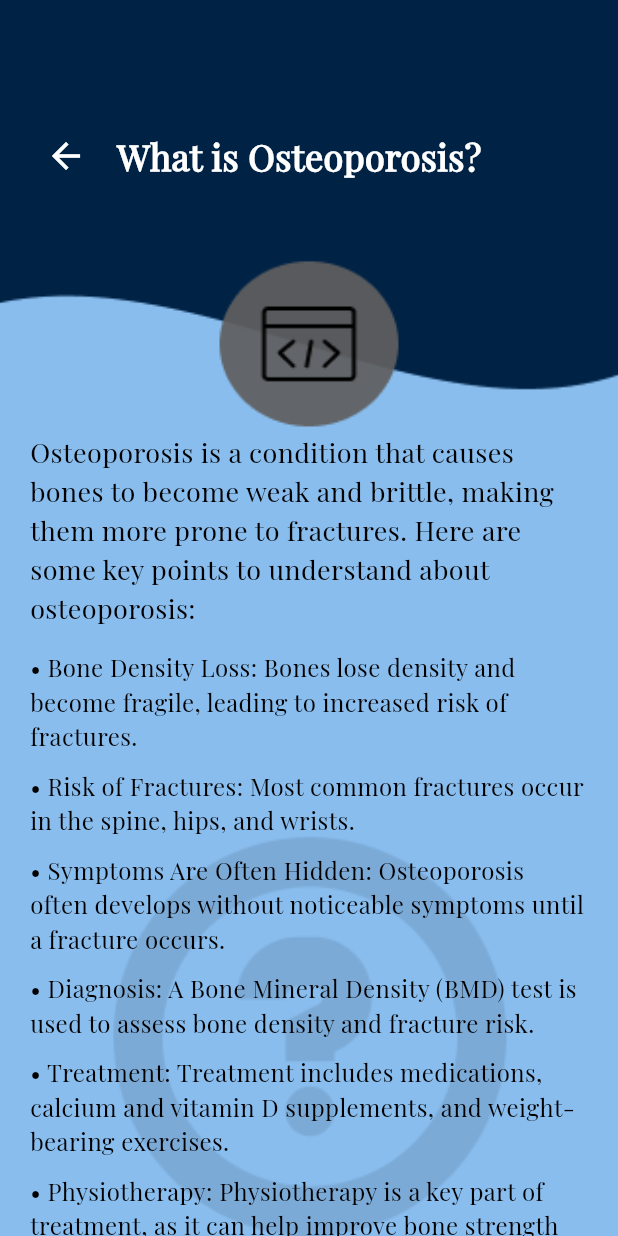
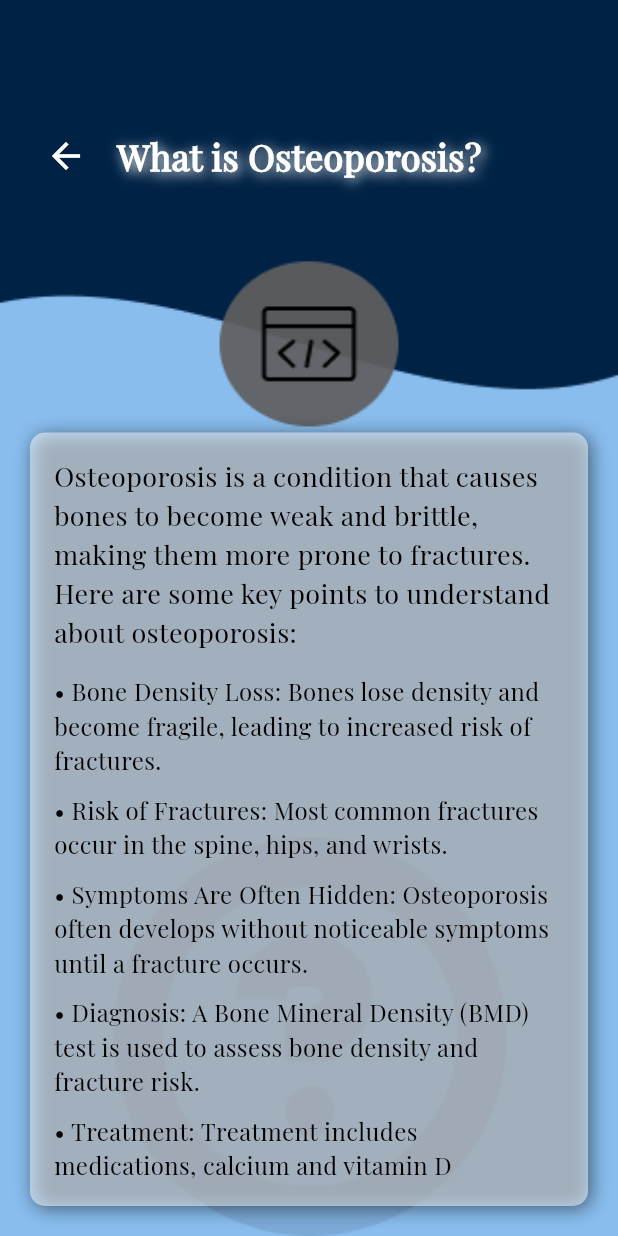
Before and after one commit to PramudiWalakuluarachchi01/BoneCare, a Flutter app: the OsteoporosisdetailsScreen screen opened directly, on a phone screen of 412 x 824 dp. Run offline on Flutter 3.47's test engine with Material 3 defaults, Android fonts, the phone set to English and light mode, and no system bars; our stand-ins replace circle_nav_bar, flutter_secure_storage, font_awesome_flutter, image_picker, liquid_pull_to_refresh, logger and 3 more; accounts and stored records are empty; network calls fail.

```diff
--- a/lib/screens/monthlyprogress_screen/monthlyprogress_screen.dart
+++ b/lib/screens/monthlyprogress_screen/monthlyprogress_screen.dart
@@ -257,7 +257,7 @@ class _MonthlyprogressScreenState extends State<MonthlyprogressScreen> {
                       const EdgeInsets.symmetric(horizontal: 20, vertical: 10),
                   child: ElevatedButton(
                     style: ElevatedButton.styleFrom(
-                      backgroundColor: Colors.green[700],
+                      backgroundColor: const Color.fromARGB(255, 2, 55, 99),
                       minimumSize: Size(double.infinity, 50),
                       shape: RoundedRectangleBorder(
                         borderRadius: BorderRadius.circular(12),
--- a/lib/screens/osteoporosisdetails_screen/osteoporosisdetails_screen.dart
+++ b/lib/screens/osteoporosisdetails_screen/osteoporosisdetails_screen.dart
@@ -10,7 +10,8 @@ class OsteoporosisdetailsScreen extends StatefulWidget {
       _OsteoporosisdetailsScreenState();
 }
 
-class _OsteoporosisdetailsScreenState extends State<OsteoporosisdetailsScreen> {
+class _OsteoporosisdetailsScreenState
+    extends State<OsteoporosisdetailsScreen> {
   @override
   Widget build(BuildContext context) {
     return Scaffold(
@@ -20,8 +21,8 @@ class _OsteoporosisdetailsScreenState extends State<OsteoporosisdetailsScreen> {
           // Full-screen image
           Positioned.fill(
             child: Image.asset(
-              'assets/images/pic10.png', // Your image
-              fit: BoxFit.cover, // Ensures the image covers the entire screen
+              'assets/images/pic10.png',
+              fit: BoxFit.cover,
             ),
           ),
 
@@ -35,19 +36,27 @@ class _OsteoporosisdetailsScreenState extends State<OsteoporosisdetailsScreen> {
               child: Row(
                 children: [
                   IconButton(
-                    icon: const Icon(Icons.arrow_back, color: Colors.white, size: 28),
+                    icon: const Icon(Icons.arrow_back,
+                        color: Colors.white, size: 28),
                     onPressed: () {
-                      Navigator.pop(context); // Navigates back to Home Screen
+                      Navigator.pop(context);
                     },
                   ),
-                  const SizedBox(width: 10), // Space between the back button and the title text
+                  const SizedBox(width: 10),
                   const Text(
                     'What is Osteoporosis?',
                     style: TextStyle(
                       fontSize: 24,
                       fontFamily: 'Playfairdisplay',
                       fontWeight: FontWeight.bold,
-                      color: Colors.white, // White text for contrast
+                      color: Colors.white,
+                      shadows: [
+                        Shadow(
+                          blurRadius: 10,
+                          color: Colors.white,
+                          offset: Offset(2, 2),
+                        ),
+                      ],
                     ),
                   ),
                 ],
@@ -55,21 +64,34 @@ class _OsteoporosisdetailsScreenState extends State<OsteoporosisdetailsScreen> {
             ),
           ),
 
-          // Content over the image
+          // Content inside styled container
           Positioned(
-            top: MediaQuery.of(context).size.height * 0.35, // Adjust vertical position
+            top: MediaQuery.of(context).size.height * 0.35,
             left: 20,
             right: 20,
+            bottom: 20,
+            child: Container(
+              padding: const EdgeInsets.all(16),
+              decoration: BoxDecoration(
+          color: const Color.fromARGB(129, 253, 254, 255),
+          borderRadius: BorderRadius.circular(10),
+          boxShadow: [
+            BoxShadow(
+              blurRadius: 10,
+              color: Colors.black.withOpacity(0.5),
+              offset: Offset(2, 2),
+            ),
+          ],
+        ),
               child: SingleChildScrollView(
                 child: Column(
-                children: [
+                  children: const [
                     Text(
                       'Osteoporosis is a condition that causes bones to become weak and brittle, making them more prone to fractures. Here are some key points to understand about osteoporosis:',
                       style: TextStyle(
                         fontSize: 18,
-                      color: Colors.black, // Black text
+                        color: Colors.black,
                         fontFamily: 'Playfairdisplay',
-                      fontWeight: FontWeight.normal,
                       ),
                     ),
                     SizedBox(height: 15),
@@ -77,9 +99,8 @@ class _OsteoporosisdetailsScreenState extends State<OsteoporosisdetailsScreen> {
                       '• Bone Density Loss: Bones lose density and become fragile, leading to increased risk of fractures.',
                       style: TextStyle(
                         fontSize: 16,
-                      color: Colors.black, // Black text
+                        color: Colors.black,
                         fontFamily: 'Playfairdisplay',
-                      fontWeight: FontWeight.normal,
                       ),
                     ),
                     SizedBox(height: 10),
@@ -87,9 +108,8 @@ class _OsteoporosisdetailsScreenState extends State<OsteoporosisdetailsScreen> {
                       '• Risk of Fractures: Most common fractures occur in the spine, hips, and wrists.',
                       style: TextStyle(
                         fontSize: 16,
-                      color: Colors.black, // Black text
+                        color: Colors.black,
                         fontFamily: 'Playfairdisplay',
-                      fontWeight: FontWeight.normal,
                       ),
                     ),
                     SizedBox(height: 10),
@@ -97,9 +117,8 @@ class _OsteoporosisdetailsScreenState extends State<OsteoporosisdetailsScreen> {
                       '• Symptoms Are Often Hidden: Osteoporosis often develops without noticeable symptoms until a fracture occurs.',
                       style: TextStyle(
                         fontSize: 16,
-                      color: Colors.black, // Black text
+                        color: Colors.black,
                         fontFamily: 'Playfairdisplay',
-                      fontWeight: FontWeight.normal,
                       ),
                     ),
                     SizedBox(height: 10),
@@ -107,9 +126,8 @@ class _OsteoporosisdetailsScreenState extends State<OsteoporosisdetailsScreen> {
                       '• Diagnosis: A Bone Mineral Density (BMD) test is used to assess bone density and fracture risk.',
                       style: TextStyle(
                         fontSize: 16,
-                      color: Colors.black, // Black text
+                        color: Colors.black,
                         fontFamily: 'Playfairdisplay',
-                      fontWeight: FontWeight.normal,
                       ),
                     ),
                     SizedBox(height: 10),
@@ -117,9 +135,8 @@ class _OsteoporosisdetailsScreenState extends State<OsteoporosisdetailsScreen> {
                       '• Treatment: Treatment includes medications, calcium and vitamin D supplements, and weight-bearing exercises.',
                       style: TextStyle(
                         fontSize: 16,
-                      color: Colors.black, // Black text
+                        color: Colors.black,
                         fontFamily: 'Playfairdisplay',
-                      fontWeight: FontWeight.normal,
                       ),
                     ),
                     SizedBox(height: 10),
@@ -127,13 +144,13 @@ class _OsteoporosisdetailsScreenState extends State<OsteoporosisdetailsScreen> {
                       '• Physiotherapy: Physiotherapy is a key part of treatment, as it can help improve bone strength and prevent falls with exercises tailored to the patient\'s needs.',
                       style: TextStyle(
                         fontSize: 16,
-                      color: Colors.black, // Black text
+                        color: Colors.black,
                         fontFamily: 'Playfairdisplay',
-                      fontWeight: FontWeight.normal,
                       ),
                     ),
-                  SizedBox(height: 20),
+                    SizedBox(height: 10),
                   ],
+                ),
               ),
             ),
           ),
--- a/lib/screens/settings_screen/settings_screen.dart
+++ b/lib/screens/settings_screen/settings_screen.dart
@@ -57,7 +57,7 @@ class _SettingsScreenState extends State<SettingsScreen> {
                         builder: (context) => const SupportScreen()),
                   );
                 },
-                child: textInsideContainer("Support", 50, 400,
+                child: textInsideContainer("Technical Support", 50, 400,
                     Colors.white.withOpacity(0.5), Colors.black),
               ),
               const SizedBox(height: 20),
--- a/lib/screens/social_platform/widgets/add_post_section.dart
+++ b/lib/screens/social_platform/widgets/add_post_section.dart
@@ -111,21 +111,21 @@ class _AddPostSectionState extends State<AddPostSection> {
                     decoration: InputDecoration(
                       hintText: 'Share your thoughts...',
                       hintStyle: TextStyle(
-                        color: Colors.white.withOpacity(0.5),
+                        color: Colors.black.withOpacity(0.5),
                       ),
                       border: OutlineInputBorder(
                         borderRadius: BorderRadius.circular(10),
                       ),
                     ),
                     style: const TextStyle(
-                      color: Colors.white,
+                      color: Colors.black,
                     ),
                   ),
                   Positioned(
                     right: 0,
                     top: 8,
                     child: IconButton(
-                      icon: const Icon(Icons.camera_alt, color: Colors.white),
+                      icon: const Icon(Icons.camera_alt, color: Colors.black),
                       onPressed: _pickImage,
                     ),
                   ),
--- a/lib/screens/userprofile_screen/userprofile_screen.dart
+++ b/lib/screens/userprofile_screen/userprofile_screen.dart
@@ -90,7 +90,7 @@ class _UserProfileScreenState extends State<UserProfileScreen> {
                     shape: RoundedRectangleBorder(
                         borderRadius: BorderRadius.circular(10)),
                   ),
-                  child: const Text(style: TextStyle(color: Colors.white),'Update Profile'),
+                  child: const Text(style: TextStyle(color: Colors.white,fontFamily: 'Playfairdisplay'),'Update Profile'),
                 ),
               ),
             ],
@@ -115,7 +115,7 @@ Widget _buildInfoField(String label, String value, double top) {
       child: Text(
         '$label: $value',
         style: const TextStyle(
-            fontSize: 16, color: Colors.black, fontWeight: FontWeight.w500),
+            fontSize: 16, color: Colors.black, fontWeight: FontWeight.w800, fontFamily: 'Playfairdisplay'),
       ),
     ),
   );
--- a/lib/services/api_url.dart
+++ b/lib/services/api_url.dart
@@ -1,5 +1,5 @@
 String apiUrl() {
-  const String apiURL = 'http://192.168.1.4:3000';
+  const String apiURL = 'http://192.168.1.5:3000';
 
   return apiURL;
 }
--- a/lib/utils/navigation/custom_navigation.dart
+++ b/lib/utils/navigation/custom_navigation.dart
@@ -1,7 +1,7 @@
 import 'package:flutter/cupertino.dart';
 import 'package:flutter/material.dart';
 
-class CustomNavigation {
+class Customnavigation {
   static void nextPage(BuildContext context, Widget widget) {
     Navigator.push(
         context,
```
Also changed, not shown: lib/models/social_post_data.dart (added, +7 -0 lines), lib/screens/instructions_screen/instructions_screen.dart (+6 -6 lines), lib/screens/playlist_screen/playlist_screen.dart (+28 -16 lines), lib/screens/social_platform/post_image_view_screen.dart (+5 -18 lines), lib/screens/social_platform/social_platform.dart (+22 -44 lines), lib/screens/social_platform/widgets/comment_section_builder.dart (+10 -11 lines), lib/screens/social_platform/widgets/social_post.dart (+10 -10 lines), lib/screens/support_screen/support_screen.dart (+32 -10 lines), lib/screens/terms_and_conditions/terms_and_conditions.dart (+55 -55 lines), assets/images/default_profile_icon.png (added), 4 other files. Lines whose indentation alone changed are shown as unchanged.
